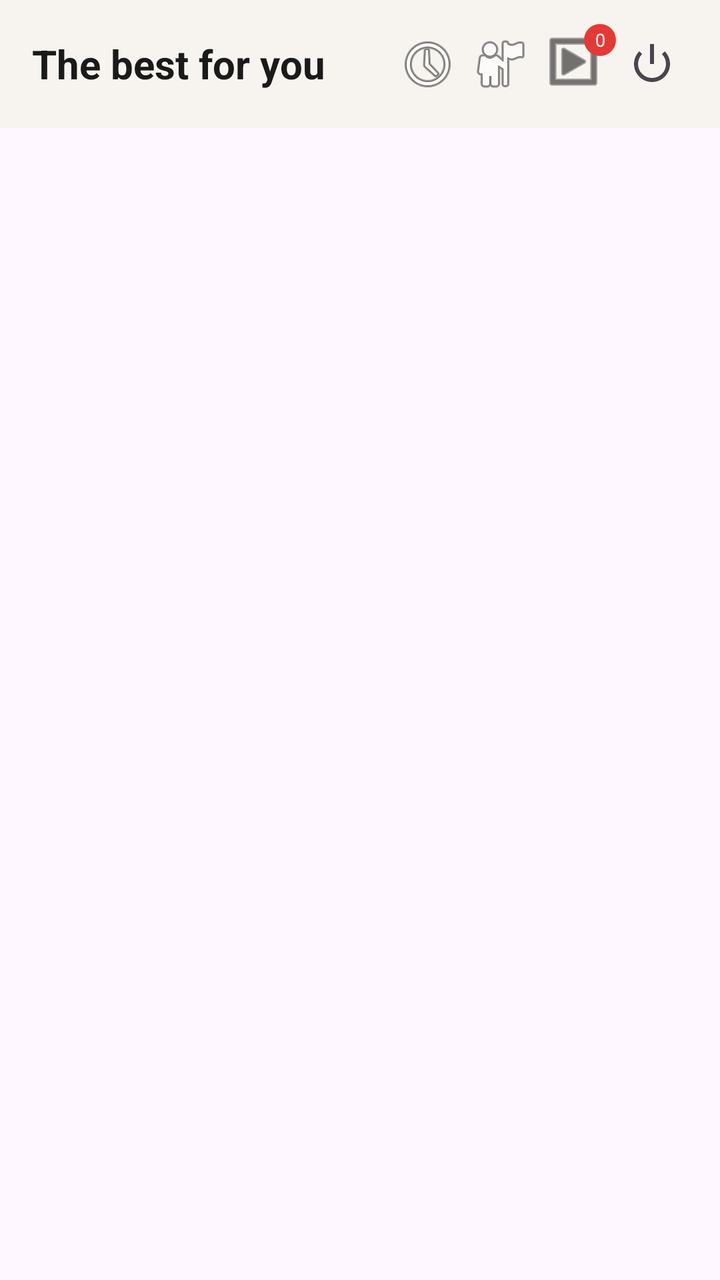
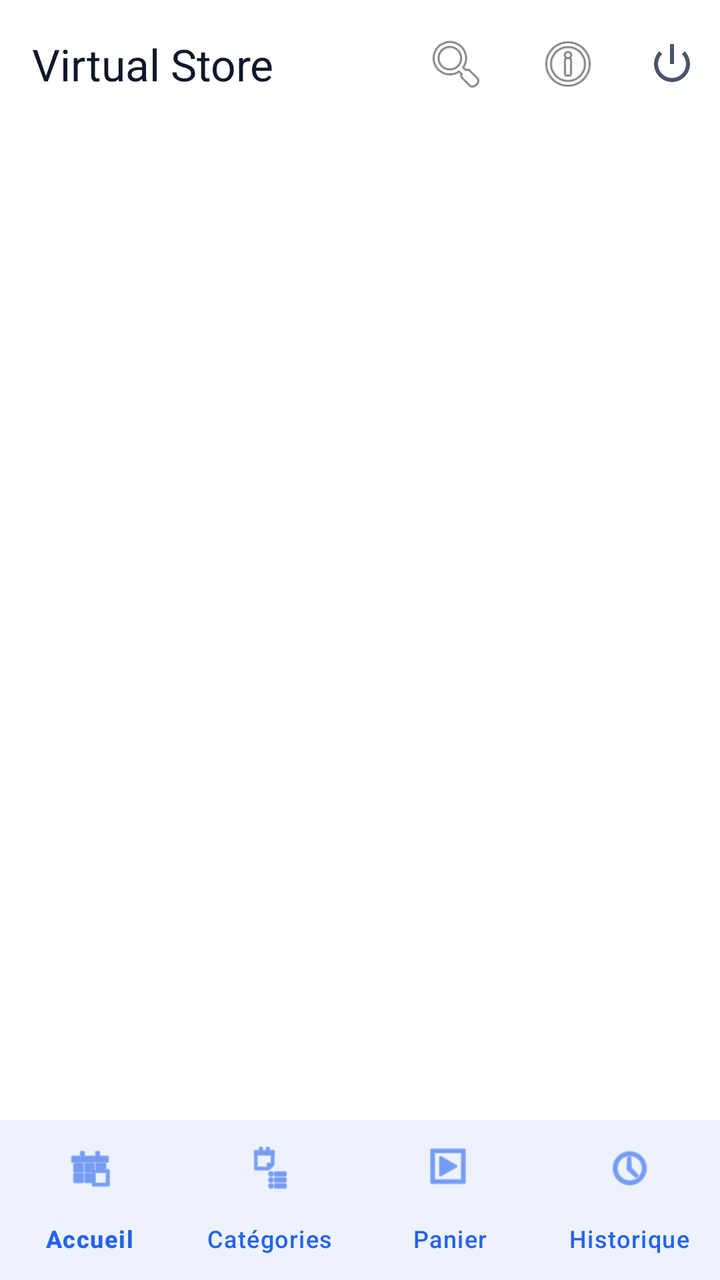

Screens rendered from an Android XML layout before and after an edit, with the pre-edit source and the edit as a unified diff.
<!-- AndroidManifest.xml: application theme Theme.VirtualStore -->
<!-- res/layout/activity_catalog.xml -->
<?xml version="1.0" encoding="utf-8"?>
<LinearLayout xmlns:android="http://schemas.android.com/apk/res/android"
    xmlns:app="http://schemas.android.com/apk/res-auto"
    android:layout_width="match_parent"
    android:layout_height="match_parent"
    android:orientation="vertical">

    <androidx.appcompat.widget.Toolbar
        android:id="@+id/catalogToolbar"
        android:layout_width="match_parent"
        android:layout_height="?attr/actionBarSize"
        android:background="#F7F4EF"
        app:elevation="0dp">

        <RelativeLayout
            android:layout_width="match_parent"
            android:layout_height="match_parent">

            <TextView
                android:layout_width="wrap_content"
                android:layout_height="wrap_content"
                android:layout_centerVertical="true"
                android:text="The best for you"
                android:textColor="#1A1A1A"
                android:textSize="20sp"
                android:textStyle="bold" />

            <LinearLayout
                android:layout_width="wrap_content"
                android:layout_height="wrap_content"
                android:layout_alignParentEnd="true"
                android:layout_centerVertical="true"
                android:layout_marginEnd="16dp"
                android:orientation="horizontal"
                android:gravity="center_vertical">

                <ImageButton
                    android:id="@+id/btnHistory"
                    android:layout_width="36dp"
                    android:layout_height="36dp"
                    android:background="?attr/selectableItemBackgroundBorderless"
                    android:src="@android:drawable/ic_menu_recent_history"
                    android:contentDescription="Historique" />

                <ImageButton
                    android:id="@+id/btnProfile"
                    android:layout_width="36dp"
                    android:layout_height="36dp"
                    android:background="?attr/selectableItemBackgroundBorderless"
                    android:src="@android:drawable/ic_menu_myplaces"
                    android:contentDescription="Profil" />

                
                <FrameLayout
                    android:id="@+id/btnCartContainer"
                    android:layout_width="40dp"
                    android:layout_height="40dp"
                    android:clickable="true"
                    android:focusable="true">

                    <ImageButton
                        android:id="@+id/btnToolbarCart"
                        android:layout_width="match_parent"
                        android:layout_height="match_parent"
                        android:background="?attr/selectableItemBackgroundBorderless"
                        android:src="@android:drawable/ic_menu_slideshow"
                        android:tint="#1A1A1A"
                        android:padding="8dp"/>

                    <TextView
                        android:id="@+id/tvToolbarCartCount"
                        android:layout_width="16dp"
                        android:layout_height="16dp"
                        android:layout_gravity="top|end"
                        android:background="@drawable/badge_background"
                        android:text="0"
                        android:textColor="#FFFFFF"
                        android:textSize="9sp"
                        android:gravity="center"/>
                </FrameLayout>

                <ImageButton
                    android:id="@+id/btnLogout"
                    android:layout_width="36dp"
                    android:layout_height="36dp"
                    android:background="?attr/selectableItemBackgroundBorderless"
                    android:src="@android:drawable/ic_lock_power_off"
                    android:contentDescription="Déconnexion" />
            </LinearLayout>
        </RelativeLayout>
    </androidx.appcompat.widget.Toolbar>

    <FrameLayout
        android:id="@+id/fragmentContainer"
        android:layout_width="match_parent"
        android:layout_height="match_parent" />

</LinearLayout>
<!-- resources referenced by this layout -->
<resources>
  <!-- drawable badge_background (drawable) -->
  <?xml version="1.0" encoding="utf-8"?>
  <shape xmlns:android="http://schemas.android.com/apk/res/android"
      android:shape="oval">
      <solid android:color="#E53935"/>
      <corners android:radius="10dp"/>
  </shape>
  <style name="Theme.VirtualStore" parent="Base.Theme.VirtualStore" />
  <style name="Base.Theme.VirtualStore" parent="Theme.Material3.DayNight.NoActionBar">
          
          
      </style>
</resources>

<!-- the commit's change to res/layout/activity_catalog.xml (unified diff, before → after) -->
@@ -1,98 +1,40 @@
 <?xml version="1.0" encoding="utf-8"?>
-<LinearLayout xmlns:android="http://schemas.android.com/apk/res/android"
+<androidx.coordinatorlayout.widget.CoordinatorLayout xmlns:android="http://schemas.android.com/apk/res/android"
     xmlns:app="http://schemas.android.com/apk/res-auto"
     android:layout_width="match_parent"
     android:layout_height="match_parent"
-    android:orientation="vertical">
+    android:background="@color/background">
 
-    <androidx.appcompat.widget.Toolbar
-        android:id="@+id/catalogToolbar"
+    <com.google.android.material.appbar.AppBarLayout
         android:layout_width="match_parent"
-        android:layout_height="?attr/actionBarSize"
-        android:background="#F7F4EF"
+        android:layout_height="wrap_content"
         app:elevation="0dp">
 
-        <RelativeLayout
+        <com.google.android.material.appbar.MaterialToolbar
+            android:id="@+id/topAppBar"
             android:layout_width="match_parent"
-            android:layout_height="match_parent">
+            android:layout_height="?attr/actionBarSize"
+            app:title="Virtual Store"
+            app:menu="@menu/top_app_bar"
+            style="@style/Widget.Material3.Toolbar.Surface" />
 
-            <TextView
-                android:layout_width="wrap_content"
-                android:layout_height="wrap_content"
-                android:layout_centerVertical="true"
-                android:text="The best for you"
-                android:textColor="#1A1A1A"
-                android:textSize="20sp"
-                android:textStyle="bold" />
-
-            <LinearLayout
-                android:layout_width="wrap_content"
-                android:layout_height="wrap_content"
-                android:layout_alignParentEnd="true"
-                android:layout_centerVertical="true"
-                android:layout_marginEnd="16dp"
-                android:orientation="horizontal"
-                android:gravity="center_vertical">
-
-                <ImageButton
-                    android:id="@+id/btnHistory"
-                    android:layout_width="36dp"
-                    android:layout_height="36dp"
-                    android:background="?attr/selectableItemBackgroundBorderless"
-                    android:src="@android:drawable/ic_menu_recent_history"
-                    android:contentDescription="Historique" />
-
-                <ImageButton
-                    android:id="@+id/btnProfile"
-                    android:layout_width="36dp"
-                    android:layout_height="36dp"
-                    android:background="?attr/selectableItemBackgroundBorderless"
-                    android:src="@android:drawable/ic_menu_myplaces"
-                    android:contentDescription="Profil" />
-
-                
-                <FrameLayout
-                    android:id="@+id/btnCartContainer"
-                    android:layout_width="40dp"
-                    android:layout_height="40dp"
-                    android:clickable="true"
-                    android:focusable="true">
-
-                    <ImageButton
-                        android:id="@+id/btnToolbarCart"
-                        android:layout_width="match_parent"
-                        android:layout_height="match_parent"
-                        android:background="?attr/selectableItemBackgroundBorderless"
-                        android:src="@android:drawable/ic_menu_slideshow"
-                        android:tint="#1A1A1A"
-                        android:padding="8dp"/>
-
-                    <TextView
-                        android:id="@+id/tvToolbarCartCount"
-                        android:layout_width="16dp"
-                        android:layout_height="16dp"
-                        android:layout_gravity="top|end"
-                        android:background="@drawable/badge_background"
-                        android:text="0"
-                        android:textColor="#FFFFFF"
-                        android:textSize="9sp"
-                        android:gravity="center"/>
-                </FrameLayout>
-
-                <ImageButton
-                    android:id="@+id/btnLogout"
-                    android:layout_width="36dp"
-                    android:layout_height="36dp"
-                    android:background="?attr/selectableItemBackgroundBorderless"
-                    android:src="@android:drawable/ic_lock_power_off"
-                    android:contentDescription="Déconnexion" />
-            </LinearLayout>
-        </RelativeLayout>
-    </androidx.appcompat.widget.Toolbar>
+    </com.google.android.material.appbar.AppBarLayout>
 
     <FrameLayout
         android:id="@+id/fragmentContainer"
         android:layout_width="match_parent"
-        android:layout_height="match_parent" />
+        android:layout_height="match_parent"
+        app:layout_behavior="@string/appbar_scrolling_view_behavior" />
 
-</LinearLayout>
+    <com.google.android.material.bottomnavigation.BottomNavigationView
+        android:id="@+id/bottom_navigation"
+        android:layout_width="match_parent"
+        android:layout_height="wrap_content"
+        android:layout_gravity="bottom"
+        android:background="@color/surface"
+        app:menu="@menu/bottom_nav_menu"
+        app:labelVisibilityMode="labeled"
+        app:itemIconTint="@color/primary"
+        app:itemTextColor="@color/primary" />
+
+</androidx.coordinatorlayout.widget.CoordinatorLayout>
<!-- resource entries referenced after the edit -->
@@ -1,16 +1,60 @@
 <!-- resources referenced by this layout -->
 <resources>
-  <!-- drawable badge_background (drawable) -->
-  <?xml version="1.0" encoding="utf-8"?>
-  <shape xmlns:android="http://schemas.android.com/apk/res/android"
-      android:shape="oval">
-      <solid android:color="#E53935"/>
-      <corners android:radius="10dp"/>
-  </shape>
+  <color name="background">#FFFFFF</color>
+  <color name="primary">#2563EB</color>
+  <color name="surface">#FFFFFF</color>
   <style name="Theme.VirtualStore" parent="Base.Theme.VirtualStore" />
   <style name="Base.Theme.VirtualStore" parent="Theme.Material3.DayNight.NoActionBar">
           
+          <item name="colorPrimary">@color/primary</item>
+          <item name="colorOnPrimary">@color/onPrimary</item>
+          <item name="colorPrimaryContainer">@color/primaryContainer</item>
+          <item name="colorOnPrimaryContainer">@color/onPrimaryContainer</item>
+  
           
+          <item name="colorSecondary">@color/secondary</item>
+          <item name="colorOnSecondary">@color/onSecondary</item>
+          <item name="colorSecondaryContainer">@color/secondaryContainer</item>
+          <item name="colorOnSecondaryContainer">@color/onSecondaryContainer</item>
+  
+          
+          <item name="android:windowBackground">@color/background</item>
+          <item name="colorSurface">@color/surface</item>
+          <item name="colorOnSurface">@color/onSurface</item>
+          <item name="colorSurfaceVariant">@color/surfaceVariant</item>
+          <item name="colorOnSurfaceVariant">@color/onSurfaceVariant</item>
+  
+          
+          <item name="colorOutline">@color/outline</item>
+          <item name="colorError">@color/error</item>
+          <item name="colorOnError">@color/onError</item>
+  
+          
+          <item name="shapeAppearanceSmallComponent">@style/ShapeAppearance.VirtualStore.Small</item>
+          <item name="shapeAppearanceMediumComponent">@style/ShapeAppearance.VirtualStore.Medium</item>
+          <item name="shapeAppearanceLargeComponent">@style/ShapeAppearance.VirtualStore.Large</item>
+      </style>
+  <color name="onPrimary">#FFFFFF</color>
+  <color name="primaryContainer">#DBEAFE</color>
+  <color name="onPrimaryContainer">#1E40AF</color>
+  <color name="secondary">#64748B</color>
+  <color name="onSecondary">#FFFFFF</color>
+  <color name="secondaryContainer">#F1F5F9</color>
+  <color name="onSecondaryContainer">#1E293B</color>
+  <color name="onSurface">#0F172A</color>
+  <color name="surfaceVariant">#F8FAFC</color>
+  <color name="onSurfaceVariant">#475569</color>
+  <color name="outline">#E2E8F0</color>
+  <color name="error">#EF4444</color>
+  <color name="onError">#FFFFFF</color>
+  <style name="ShapeAppearance.VirtualStore.Small" parent="ShapeAppearance.Material3.SmallComponent">
+          <item name="cornerSize">8dp</item>
+      </style>
+  <style name="ShapeAppearance.VirtualStore.Medium" parent="ShapeAppearance.Material3.MediumComponent">
+          <item name="cornerSize">12dp</item>
+      </style>
+  <style name="ShapeAppearance.VirtualStore.Large" parent="ShapeAppearance.Material3.LargeComponent">
+          <item name="cornerSize">16dp</item>
       </style>
 </resources>
 
